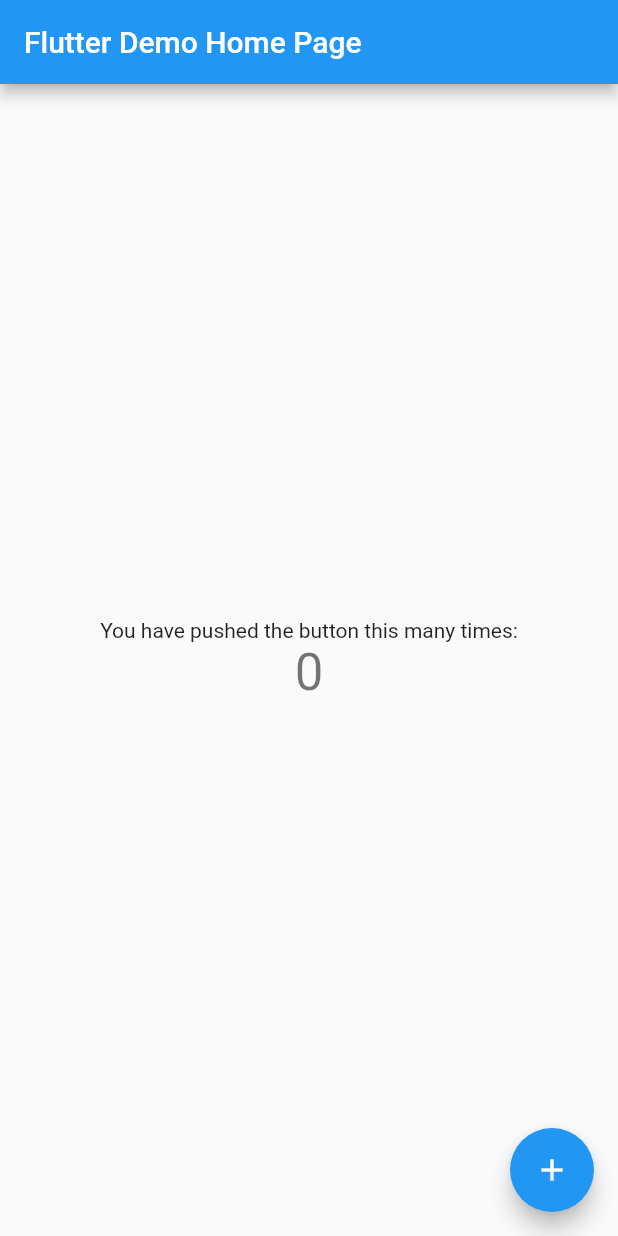
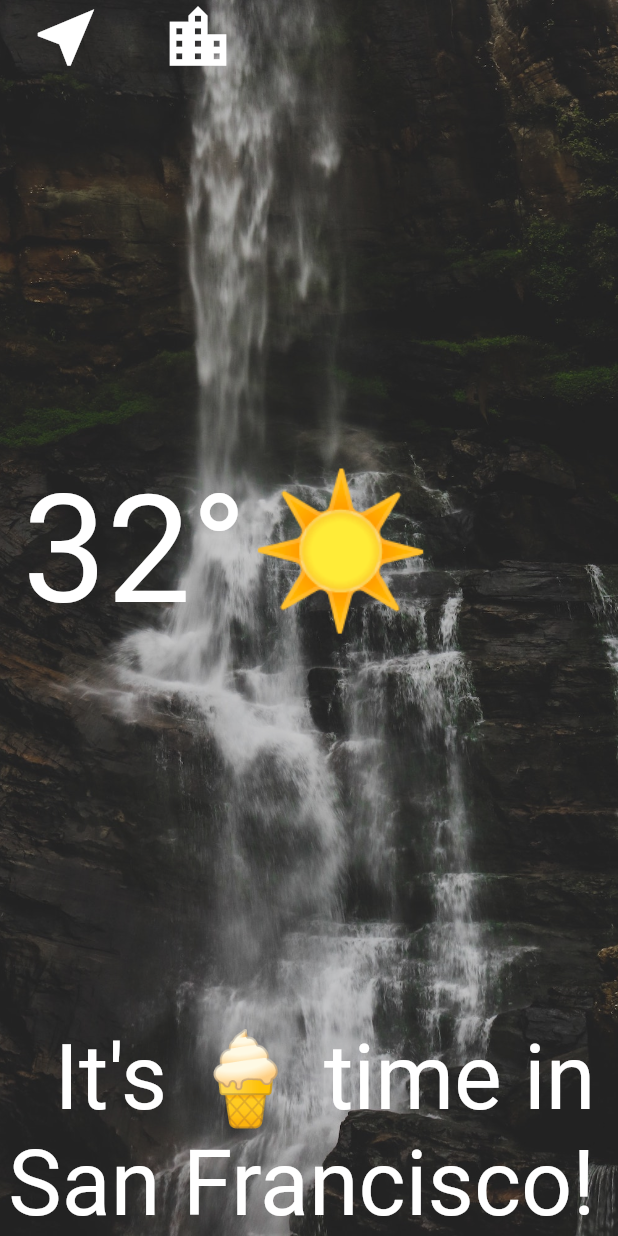
Before and after one commit to nestorsgarzonc/weather_flutter, a Flutter app: the screen it shows after launch, on a phone screen of 412 x 824 dp. Run offline on Flutter 3.47's test engine with Material 2 defaults, Android fonts, the phone set to English and light mode, and no system bars; our stand-ins replace google_fonts; Roboto replaces fonts that are missing (Amiko).

Commit message:
adding files

```diff
--- a/lib/main.dart
+++ b/lib/main.dart
@@ -1,111 +1,21 @@
 import 'package:flutter/material.dart';
+import 'package:weather_flutter/screens/city_screen.dart';
+import 'package:weather_flutter/screens/location_screen.dart';
 
 void main() => runApp(MyApp());
 
 class MyApp extends StatelessWidget {
-  // This widget is the root of your application.
   @override
   Widget build(BuildContext context) {
     return MaterialApp(
-      title: 'Flutter Demo',
-      theme: ThemeData(
-        // This is the theme of your application.
-        //
-        // Try running your application with "flutter run". You'll see the
-        // application has a blue toolbar. Then, without quitting the app, try
-        // changing the primarySwatch below to Colors.green and then invoke
-        // "hot reload" (press "r" in the console where you ran "flutter run",
-        // or simply save your changes to "hot reload" in a Flutter IDE).
-        // Notice that the counter didn't reset back to zero; the application
-        // is not restarted.
-        primarySwatch: Colors.blue,
-      ),
-      home: MyHomePage(title: 'Flutter Demo Home Page'),
+      debugShowCheckedModeBanner: false,
+      theme: ThemeData.dark(),
+      title: 'Material App',
+      initialRoute: 'locationScreen',
+      routes: {
+        'cityScreen':(BuildContext context)=>CityScreen(),
+        'locationScreen':(BuildContext context)=>LocationScreen()
+      },
     );
   }
 }
-
-class MyHomePage extends StatefulWidget {
-  MyHomePage({Key key, this.title}) : super(key: key);
-
-  // This widget is the home page of your application. It is stateful, meaning
-  // that it has a State object (defined below) that contains fields that affect
-  // how it looks.
-
-  // This class is the configuration for the state. It holds the values (in this
-  // case the title) provided by the parent (in this case the App widget) and
-  // used by the build method of the State. Fields in a Widget subclass are
-  // always marked "final".
-
-  final String title;
-
-  @override
-  _MyHomePageState createState() => _MyHomePageState();
-}
-
-class _MyHomePageState extends State<MyHomePage> {
-  int _counter = 0;
-
-  void _incrementCounter() {
-    setState(() {
-      // This call to setState tells the Flutter framework that something has
-      // changed in this State, which causes it to rerun the build method below
-      // so that the display can reflect the updated values. If we changed
-      // _counter without calling setState(), then the build method would not be
-      // called again, and so nothing would appear to happen.
-      _counter++;
-    });
-  }
-
-  @override
-  Widget build(BuildContext context) {
-    // This method is rerun every time setState is called, for instance as done
-    // by the _incrementCounter method above.
-    //
-    // The Flutter framework has been optimized to make rerunning build methods
-    // fast, so that you can just rebuild anything that needs updating rather
-    // than having to individually change instances of widgets.
-    return Scaffold(
-      appBar: AppBar(
-        // Here we take the value from the MyHomePage object that was created by
-        // the App.build method, and use it to set our appbar title.
-        title: Text(widget.title),
-      ),
-      body: Center(
-        // Center is a layout widget. It takes a single child and positions it
-        // in the middle of the parent.
-        child: Column(
-          // Column is also a layout widget. It takes a list of children and
-          // arranges them vertically. By default, it sizes itself to fit its
-          // children horizontally, and tries to be as tall as its parent.
-          //
-          // Invoke "debug painting" (press "p" in the console, choose the
-          // "Toggle Debug Paint" action from the Flutter Inspector in Android
-          // Studio, or the "Toggle Debug Paint" command in Visual Studio Code)
-          // to see the wireframe for each widget.
-          //
-          // Column has various properties to control how it sizes itself and
-          // how it positions its children. Here we use mainAxisAlignment to
-          // center the children vertically; the main axis here is the vertical
-          // axis because Columns are vertical (the cross axis would be
-          // horizontal).
-          mainAxisAlignment: MainAxisAlignment.center,
-          children: <Widget>[
-            Text(
-              'You have pushed the button this many times:',
-            ),
-            Text(
-              '$_counter',
-              style: Theme.of(context).textTheme.display1,
-            ),
-          ],
-        ),
-      ),
-      floatingActionButton: FloatingActionButton(
-        onPressed: _incrementCounter,
-        tooltip: 'Increment',
-        child: Icon(Icons.add),
-      ), // This trailing comma makes auto-formatting nicer for build methods.
-    );
-  }
-}
--- /dev/null
+++ b/lib/screens/location_screen.dart
@@ -0,0 +1,61 @@
+import 'package:flutter/material.dart';
+import 'package:weather_flutter/utilities/constants.dart';
+
+class LocationScreen extends StatefulWidget {
+  @override
+  _LocationScreenState createState() => _LocationScreenState();
+}
+
+class _LocationScreenState extends State<LocationScreen> {
+  @override
+  Widget build(BuildContext context) {
+    return Scaffold(
+      body: Container(
+        decoration: BoxDecoration(
+          image: DecorationImage(
+            image: AssetImage('images/location_background.jpg'),
+            fit: BoxFit.cover,
+            colorFilter: ColorFilter.mode(
+              Colors.white.withOpacity(0.85),
+              BlendMode.dstATop,
+            ),
+          ),
+        ),
+        constraints: BoxConstraints.expand(),
+        child: SafeArea(
+          child: Column(
+            mainAxisAlignment: MainAxisAlignment.spaceBetween,
+            crossAxisAlignment: CrossAxisAlignment.stretch,
+            children: <Widget>[
+              Row(
+                children: <Widget>[
+                  FlatButton(
+                    child: Icon(Icons.near_me, size: 50.0),
+                    onPressed: () {},
+                  ),
+                  FlatButton(
+                    onPressed: () {},
+                    child: Icon(Icons.location_city, size: 50),
+                  )
+                ],
+              ),
+              Padding(
+                padding: EdgeInsets.only(left: 15.0),
+                child: Row(
+                  children: <Widget>[
+                    Text('32°', style: kTempTextStyle),
+                    Text('☀️', style: kConditionTextStyle),
+                  ],
+                ),
+              ),
+              Padding(
+                padding: EdgeInsets.only(right: 15.0),
+                child: Text("It's 🍦 time in San Francisco!", textAlign: TextAlign.right, style: kMessageTextStyle,),
+              )
+            ],
+          ),
+        ),
+      ),
+    );
+  }
+}
--- /dev/null
+++ b/lib/utilities/constants.dart
@@ -0,0 +1,6 @@
+import 'package:google_fonts/google_fonts.dart';
+
+final kTempTextStyle=GoogleFonts.amiko(fontSize: 100);
+final kMessageTextStyle=GoogleFonts.amiko(fontSize: 60);
+final kButtonTextStyle=GoogleFonts.amiko(fontSize: 30);
+final kConditionTextStyle=GoogleFonts.amiko(fontSize: 100);
```
Also changed, not shown: lib/screens/city_screen.dart (added, +44 -0 lines), lib/screens/loading_screen.dart (added, +20 -0 lines), lib/services/weather.dart (added, +33 -0 lines), pubspec.yaml (+6 -2 lines), images/city_background.jpg (added), images/location_background.jpg (added), lib/services/location.dart (added), lib/services/networking.dart (added), pubspec.lock, 1 other file.
